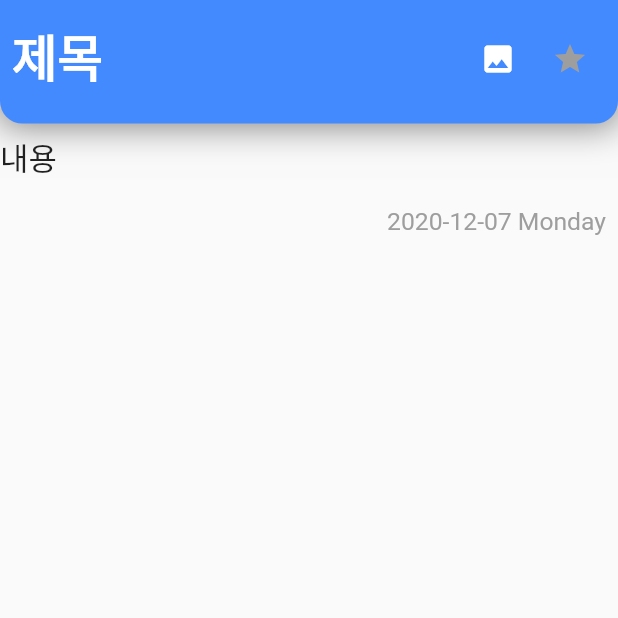
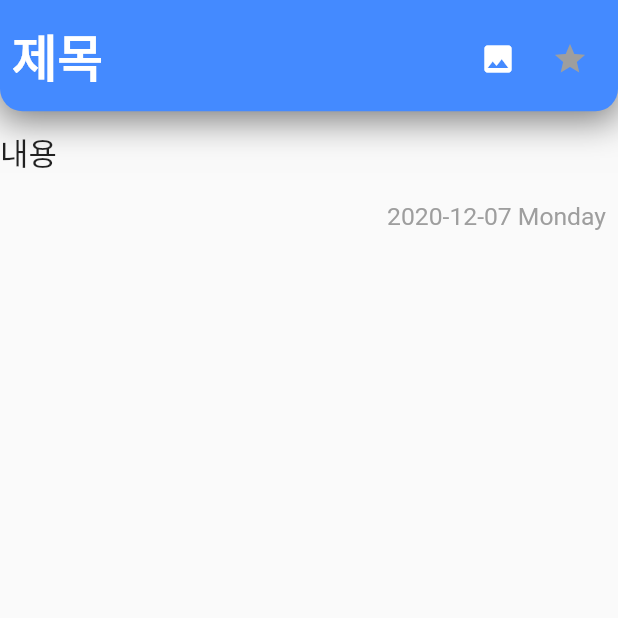
Before and after one commit to mju3356/Moon-s-Notes, a Flutter app: the screen it shows after launch, after a tap on the "edit" icon, after a tap on "제목", on a phone screen of 412 x 824 dp, the top half of it. Run offline on Flutter 3.47's test engine with Material 2 defaults, Android fonts, the phone set to English and light mode, and no system bars; our stand-ins replace image_picker, shared_preferences.

Commit message:
2020-12-07 V1.0 Complete

```diff
--- a/lib/model/notes.dart
+++ b/lib/model/notes.dart
@@ -1,6 +1,9 @@
+import 'dart:convert';
 import 'dart:io';
+import 'dart:typed_data';
 
 import 'package:flutter/material.dart';
+import 'package:shared_preferences/shared_preferences.dart';
 
 class Note {
   String title;
@@ -10,53 +13,25 @@ class Note {
   String content;
   bool delete;
 
+
   Note.fromMap(Map<String, dynamic> map)
       : title = map['title'],
-        date = map['date'],
+        date = DateTime.parse(map['date']),
         important = map['important'],
-        image = map['image'],
+        image = map['image']==null?null:File(map['image']),
         content = map['content'],
         delete = false;
-}
+
+  static Map<String,dynamic> toMap(Note note)=>{
+    'title':note.title,
+    'date':note.date.toString(),
+    'important':note.important,
+    'image':note.image==null?null:note.image.path,
+    'content':note.content,
+    'delete':false
+  };
 
 
-List<Note>notes=[];
-//notes Test Data
-// List<Note> notes = [
-//   Note.fromMap({
-//     'title': '오늘할일',
-//     'date': DateTime(2020, 11, 27, 21, 30),
-//     'content': '코딩열심히하기',
-//     'important': true,
-//     'image': null
-//   }),
-//   Note.fromMap({
-//     'title': '오늘할일',
-//     'date': DateTime(2020, 11, 27, 21, 30),
-//     'content': '코딩열심히하기',
-//     'important': false,
-//     'image': null
-//   }),
-//   Note.fromMap({
-//     'title': '오늘할일',
-//     'date': DateTime(2020, 11, 27, 21, 30),
-//     'content': '코딩열심히하기',
-//     'important': false,
-//     'image': null
-//   }),
-//   Note.fromMap({
-//     'title': '오늘할일',
-//     'date': DateTime(2020, 11, 27, 21, 30),
-//     'content': '코딩열심히하기',
-//     'important': false,
-//     'image': null
-//   }),
-//   Note.fromMap({
-//     'title': '오늘할일',
-//     'date': DateTime(2020, 11, 27, 21, 30),
-//     'content':
-//         '코딩열심히하기코딩열심히하\n기코딩열\n심히하기코딩열심히하기코딩열심히하기코딩열심히하기코딩열심히하기코딩열심히하기코딩열심히하기코딩열심히하기코딩열심히하기코딩열심히하기코딩열심히하기코딩열심히하기코딩열심히하기코딩열심히하기코딩열심히하기코딩열심히하기',
-//     'important': true,
-//     'image': null
-//   }),
-// ];
+
+
+}
--- a/lib/screens/detail_page.dart
+++ b/lib/screens/detail_page.dart
@@ -7,12 +7,11 @@ import 'package:image_picker/image_picker.dart';
 import 'package:intl/intl.dart';
 
 class DetailPage extends StatefulWidget {
-  final int num;
-  Function(int) callbackImportant;
-  Function callbackImage;
+  Function callbackNote;
+  Note note;
+  int num;
 
-
-  DetailPage({this.num, this.callbackImportant,this.callbackImage});
+  DetailPage({this.note, this.num, this.callbackNote});
 
   @override
   _DetailPageState createState() => _DetailPageState();
@@ -23,15 +22,14 @@ class _DetailPageState extends State<DetailPage> {
   final TextEditingController _titleController = TextEditingController();
   final DateFormat _dateFormat = DateFormat('yyyy-MM-dd EEEE');
   final picker = ImagePicker();
-  bool _showDelete=false;
-
+  bool _showDelete = false;
 
   @override
   void initState() {
     // TODO: implement initState
     super.initState();
-    _contentController.text = notes[widget.num].content;
-    _titleController.text = notes[widget.num].title;
+    _contentController.text = widget.note.content;
+    _titleController.text = widget.note.title;
   }
 
   @override
@@ -41,7 +39,7 @@ class _DetailPageState extends State<DetailPage> {
     double height = size.height;
     return SafeArea(
       child: GestureDetector(
-        onTap: (){
+        onTap: () {
           FocusScope.of(context).unfocus();
         },
         child: Scaffold(
@@ -57,7 +55,7 @@ class _DetailPageState extends State<DetailPage> {
                     ),
                     Container(
                       width: width,
-                      height: height * 0.10,
+                      height: height * 0.09,
                       decoration: BoxDecoration(
                         borderRadius: BorderRadius.circular(15),
                         color: Colors.blueAccent,
@@ -76,9 +74,14 @@ class _DetailPageState extends State<DetailPage> {
                               style: TextStyle(
                                   color: Colors.white,
                                   fontWeight: FontWeight.bold,
-                                  fontSize: width*0.08),
+                                  fontSize: width * 0.08),
                               onChanged: (text) {
-                                notes[widget.num].title = text;
+                                widget.note.title = text;
+                                widget.callbackNote(
+                                    widget.num,
+                                    widget.note.content,
+                                    widget.note.title,
+                                    widget.note.image);
                               },
                             ),
                           ),
@@ -91,14 +94,17 @@ class _DetailPageState extends State<DetailPage> {
                           IconButton(
                               icon: Icon(
                                 Icons.star,
-                                color: notes[widget.num].important
+                                color: widget.note.important
                                     ? Colors.amber
                                     : Colors.grey,
                               ),
                               onPressed: () {
-
                                 setState(() {
-                                  widget.callbackImportant(widget.num);
+                                  widget.callbackNote(
+                                      widget.num,
+                                      widget.note.content,
+                                      widget.note.title,
+                                      widget.note.image);
                                 });
                               })
                         ],
@@ -116,22 +122,28 @@ class _DetailPageState extends State<DetailPage> {
                     Column(
                       crossAxisAlignment: CrossAxisAlignment.end,
                       children: [
-                        notes[widget.num].image == null ? Container() : showImage(),
+                        widget.note.image == null ? Container() : showImage(),
                         TextField(
                           controller: _contentController,
                           keyboardType: TextInputType.multiline,
                           maxLines: null,
                           decoration: InputDecoration(border: InputBorder.none),
-                          style: TextStyle(fontSize: width*0.05),
+                          style: TextStyle(fontSize: width * 0.05),
                           onChanged: (text) {
-                            notes[widget.num].content = text;
+                            widget.note.content = text;
+                            widget.callbackNote(
+                                widget.num,
+                                widget.note.content,
+                                widget.note.title,
+                                widget.note.image);
+                            // Note.saveNote(notes);
                           },
                         ),
                         Padding(
                           padding: const EdgeInsets.all(8.0),
-                          child: Text(_dateFormat.format(notes[widget.num].date),
-                              style: TextStyle(color: Colors.grey,
-                              fontSize: width*0.04)),
+                          child: Text(_dateFormat.format(widget.note.date),
+                              style: TextStyle(
+                                  color: Colors.grey, fontSize: width * 0.04)),
                         ),
                       ],
                     )
@@ -145,16 +157,14 @@ class _DetailPageState extends State<DetailPage> {
     );
   }
 
-
-  Widget showImage(){
+  Widget showImage() {
     return GestureDetector(
       onTap: () {
         setState(() {
           _showDelete = true;
-     Future.delayed(Duration(seconds: 3),() {
+          Future.delayed(Duration(seconds: 3), () {
             setState(() {
-              _showDelete=false;
-
+              _showDelete = false;
             });
           });
         });
@@ -162,40 +172,48 @@ class _DetailPageState extends State<DetailPage> {
       child: Stack(
         alignment: Alignment.topRight,
         children: [
-            Image.file(notes[widget.num].image),
-            _showDelete?Padding(
+          Image.file(widget.note.image),
+          _showDelete
+              ? Padding(
                   padding: const EdgeInsets.all(8.0),
                   child: InkWell(
-                onTap: (){
+                    onTap: () {
                       setState(() {
-                    widget.callbackImage(widget.num,null);
+                        widget.callbackNote(
+                            widget.num,
+                            widget.note.content,
+                            widget.note.title,
+                            null);;
                       });
                     },
                     child: Container(
-
                       alignment: Alignment.center,
                       height: 20,
                       width: 20,
                       decoration: BoxDecoration(
-                    shape: BoxShape.circle,
-                    color: Colors.red
-                  ),
-                  child: Text('X',
-                  style: TextStyle(color: Colors.white),),
+                          shape: BoxShape.circle, color: Colors.red),
+                      child: Text(
+                        'X',
+                        style: TextStyle(color: Colors.white),
                       ),
                     ),
-            ):Container(),
-
+                  ),
+                )
+              : Container(),
         ],
       ),
-
     );
   }
 
   Future getImage() async {
     final pickFile = await picker.getImage(source: ImageSource.gallery);
+
     setState(() {
-      widget.callbackImage(widget.num,File(pickFile.path));
+      widget.callbackNote(
+          widget.num,
+          widget.note.content,
+          widget.note.title,
+          File(pickFile.path));
     });
   }
 }
--- a/lib/screens/main_page.dart
+++ b/lib/screens/main_page.dart
@@ -1,4 +1,5 @@
 import 'dart:async';
+import 'dart:convert';
 
 import 'package:flutter/cupertino.dart';
 import 'package:flutter/foundation.dart';
@@ -6,6 +7,7 @@ import 'package:flutter/material.dart';
 import 'package:flutter_notes_app_v1/model/notes.dart';
 import 'package:flutter_notes_app_v1/screens/detail_page.dart';
 import 'package:intl/intl.dart';
+import 'package:shared_preferences/shared_preferences.dart';
 
 class MainPage extends StatefulWidget {
   @override
@@ -17,29 +19,44 @@ class _MainPageState extends State<MainPage> {
   final DateFormat _dateFormat = DateFormat('dd MMM');
   bool _delete = false;
   List<Widget> results = [];
+  List<Note> notes = [
+    // Note.fromMap({
+    //   'title': "시발",
+    //   'date': DateTime(2020, 01, 01, 01, 01, 01),
+    //   'content': 'tlqkf',
+    //   'important': false,
+    //   'image': null
+    // })
+  ];
 
-  callbackImportant(value) {
+  void initState() {
+    super.initState();
+
     setState(() {
-      notes[value].important = !notes[value].important;
+      loadNote();
     });
   }
 
-  callbackImage(value, image) {
+  callbackNote(num,content,title,image) {
     setState(() {
-      notes[value].image = image;
+      notes[num].important = !notes[num].important;
+      notes[num].content=content;
+      notes[num].title=title;
+      notes[num].image=image;
+      saveNote(notes);
     });
   }
 
-  int _createNote() {
+  Note _createNote() {
     notes.add(Note.fromMap({
       'title': '제목',
-      'date': DateTime.now(),
+      'date': DateTime.now().toString(),
       'content': '내용',
       'important': false,
       'image': null
     }));
 
-    return notes.length - 1;
+    return notes.last;
   }
 
   @override
@@ -50,6 +67,16 @@ class _MainPageState extends State<MainPage> {
     return GestureDetector(
         onTap: () {
           FocusScope.of(context).unfocus();
+          setState(() {
+            if(_delete) {
+              uncheckBox();
+            }
+
+            _delete=false;
+
+
+
+          });
         },
         child: SafeArea(
           child: Scaffold(
@@ -64,9 +91,11 @@ class _MainPageState extends State<MainPage> {
                       context,
                       MaterialPageRoute(
                           builder: (context) => DetailPage(
-                            num: _createNote(),
-                            callbackImage: callbackImage,
-                            callbackImportant: callbackImportant)));
+
+                              note: _createNote(),
+                              num: notes.length - 1,
+                              callbackNote: callbackNote,)));
+                  saveNote(notes);
                 });
               },
             ),
@@ -97,15 +126,16 @@ class _MainPageState extends State<MainPage> {
                         child: Text(
                           "Moon's Note",
                           style: TextStyle(
-                            fontSize: width*0.07, fontWeight: FontWeight.bold),
+                              fontSize: width * 0.07,
+                              fontWeight: FontWeight.bold),
                         ),
                       ),
                       Padding(
                         padding: EdgeInsets.only(top: height * 0.04),
                         child: Text(
                           'Developed by Moon',
-                        style: TextStyle(color: Colors.grey,
-                        fontSize: width*0.03),
+                          style: TextStyle(
+                              color: Colors.grey, fontSize: width * 0.03),
                         ),
                       ),
                     ],
@@ -138,7 +168,7 @@ class _MainPageState extends State<MainPage> {
                           style: TextStyle(
                               color: Colors.white,
                               fontWeight: FontWeight.bold,
-                            fontSize: width*0.05),
+                              fontSize: width * 0.05),
                         ),
                         SizedBox(
                           height: 10,
@@ -157,18 +187,21 @@ class _MainPageState extends State<MainPage> {
                               suffixIcon: Icon(Icons.search),
                               border: OutlineInputBorder(
                                 borderRadius: BorderRadius.circular(30),
-                              borderSide: BorderSide(color: Colors.transparent),
+                                borderSide:
+                                    BorderSide(color: Colors.transparent),
                               ),
                               contentPadding: EdgeInsets.fromLTRB(15, 0, 0, 20),
                               fillColor: Colors.white,
                               filled: true,
                               focusedBorder: OutlineInputBorder(
-                              borderSide: BorderSide(color: Colors.transparent),
+                                borderSide:
+                                    BorderSide(color: Colors.transparent),
                                 borderRadius:
                                     BorderRadius.all(Radius.circular(30)),
                               ),
                               enabledBorder: OutlineInputBorder(
-                              borderSide: BorderSide(color: Colors.transparent),
+                                borderSide:
+                                    BorderSide(color: Colors.transparent),
                                 borderRadius:
                                     BorderRadius.all(Radius.circular(30)),
                               ),
@@ -195,7 +228,7 @@ class _MainPageState extends State<MainPage> {
                                 style: TextStyle(
                                     fontWeight: FontWeight.bold,
                                     color: Colors.black,
-                                  fontSize: width*0.05),
+                                    fontSize: width * 0.05),
                               ),
                               Container(
                                 width: 60,
@@ -212,7 +245,8 @@ class _MainPageState extends State<MainPage> {
                                   height: height * 0.04,
                                   child: RaisedButton(
                                     shape: RoundedRectangleBorder(
-                                      borderRadius: BorderRadius.circular(20)),
+                                        borderRadius:
+                                            BorderRadius.circular(20)),
                                     color: Colors.red,
                                     onPressed: () {
                                       List _delDatas = [];
@@ -221,6 +255,7 @@ class _MainPageState extends State<MainPage> {
                                           _delDatas.add(i);
                                         }
                                       }
+                                      _delDatas = _delDatas.reversed.toList();
                                       showDialog(
                                         context: context,
                                         barrierDismissible: false,
@@ -233,20 +268,25 @@ class _MainPageState extends State<MainPage> {
                                             CupertinoDialogAction(
                                               child: Text('No'),
                                               onPressed: () {
+                                                setState(() {
                                                   _delete = false;
                                                   Navigator.of(context).pop();
+                                                });
                                               },
                                             ),
                                             CupertinoDialogAction(
                                               child: Text('YES'),
                                               onPressed: () {
                                                 for (int i in _delDatas) {
+                                                  print(i);
+
+                                                  notes.removeAt(i);
+                                                }
+                                                saveNote(notes);
                                                 setState(() {
-                                                  notes.removeAt(i);
-                                                });
-                                              }
                                                   _delete = false;
                                                   Navigator.of(context).pop();
+                                                });
                                               },
                                             )
                                           ],
@@ -270,17 +310,20 @@ class _MainPageState extends State<MainPage> {
                     height: height * 0.009,
                   ),
                   Expanded(
-                  child: _showResults(_controller.text, height, width, _dateFormat).isNotEmpty?ListView(
+                    child: _showResults(
+                                _controller.text, height, width, _dateFormat)
+                            .isNotEmpty
+                        ? ListView(
                             children: _showResults(
                                 _controller.text, height, width, _dateFormat),
-                  ):NoNotes(height,width)
+                          )
+                        : ListView(children: [NoNotes(height, width)]),
                   )
                 ],
               ),
             ),
           ),
-      ),
-    );
+        ));
   }
 
   List<Widget> _showResults(
@@ -300,17 +343,29 @@ class _MainPageState extends State<MainPage> {
                 onLongPress: () {
                   setState(() {
                     _delete = !_delete;
+                    if(_delete) {
+                      uncheckBox();}
                   });
                 },
                 onTap: () {
+                  if(_delete) {
+                    setState(() {
+                      notes[i].delete =!notes[i].delete;
+                    });
+                  }
+                  else {
                     Navigator.push(
                         context,
                         MaterialPageRoute(
-                          builder: (context) => DetailPage(
+                            builder: (context) =>
+                                DetailPage(
+
+                                  note: notes[i],
                                   num: i,
-                                callbackImage: callbackImage,
-                                callbackImportant: callbackImportant,
+                                  callbackNote: callbackNote,
+
                                 )));
+                  }
                 },
                 child: Container(
                   height: height * 0.2,
@@ -350,7 +405,9 @@ class _MainPageState extends State<MainPage> {
                                     : Container(),
                                 Text(
                                   notes[i].title,
-                                  style: TextStyle(fontWeight: FontWeight.bold,fontSize: height*0.025),
+                                  style: TextStyle(
+                                      fontWeight: FontWeight.bold,
+                                      fontSize: height * 0.025),
                                 ),
                               ],
                             ),
@@ -360,13 +417,13 @@ class _MainPageState extends State<MainPage> {
                               ),
                               style: TextStyle(
                                 color: Color(0xFFAFB4C6),
-                                  fontSize: height*0.02,
+                                fontSize: height * 0.02,
                               ),
                             )
                           ],
                         ),
                         SizedBox(
-                          height: height*0.008,
+                          height: height * 0.008,
                         ),
                         Row(
                           children: [
@@ -376,9 +433,7 @@ class _MainPageState extends State<MainPage> {
                               child: Text(
                                 notes[i].content,
                                 maxLines: 4,
-                                style: TextStyle(
-                                  fontSize: height*0.022
-                                ),
+                                style: TextStyle(fontSize: height * 0.022),
                               ),
                             ),
                             notes[i].image == null
@@ -404,22 +459,45 @@ class _MainPageState extends State<MainPage> {
     return results;
   }
 
-  Widget NoNotes(height,width){
+  Widget NoNotes(height, width) {
     return Column(
       mainAxisAlignment: MainAxisAlignment.center,
       children: [
         Image.asset('images/empty.png'),
-        SizedBox(height: height*0.05),
-        Text('Note is Empty....',
-        style: TextStyle(
-          fontSize: width*0.08,
-          color: Colors.blueGrey
-        ),),
-        SizedBox(height: height*0.1,)
-
-
-
+        SizedBox(height: height * 0.05),
+        Text(
+          'Note is Empty....',
+          style: TextStyle(fontSize: width * 0.08, color: Colors.blueGrey),
+        ),
+        SizedBox(
+          height: height * 0.1,
+        )
       ],
     );
   }
+
+  Future loadNote() async {
+    SharedPreferences prefs = await SharedPreferences.getInstance();
+    List jsonNotes = prefs.getStringList('notes');
+    if (jsonNotes.isEmpty) {
+      return notes = [];
     }
+    print(jsonNotes);
+    return notes = jsonNotes.map((e) => Note.fromMap(json.decode(e))).toList();
+  }
+
+  static saveNote(List<Note> notes) async {
+    SharedPreferences prefs = await SharedPreferences.getInstance();
+    List jsonNotes = notes.map((e) => json.encode(Note.toMap(e))).toList();
+    prefs.setStringList('notes', jsonNotes);
+  }
+
+  uncheckBox(){
+    for(int i=0;i<notes.length;i++){
+      notes[i].delete=false;
+
+    }
+  }
+
+
+}
--- a/pubspec.yaml
+++ b/pubspec.yaml
@@ -29,7 +29,10 @@ dependencies:
   # Use with the CupertinoIcons class for iOS style icons.
   cupertino_icons: ^1.0.0
   intl: ^0.16.1
+
+  shared_preferences: ^0.5.12+4
   image_picker: ^0.6.7+14
+
 
 
 dev_dependencies:
```
Also changed, not shown: pubspec.lock, 2 other files. Lines whose indentation alone changed are shown as unchanged.
